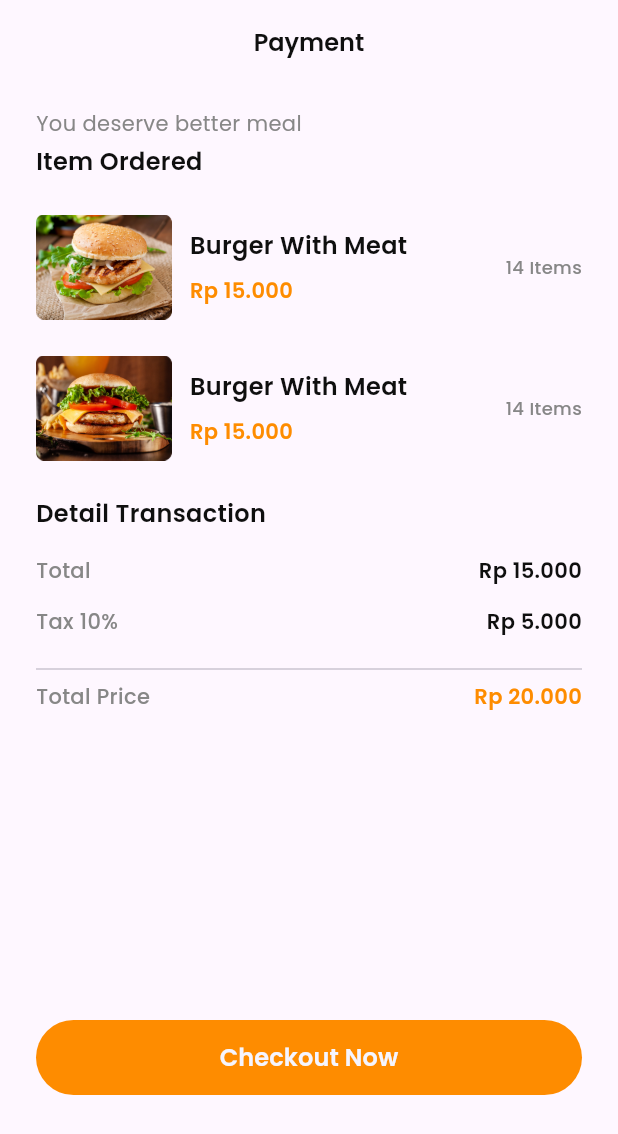
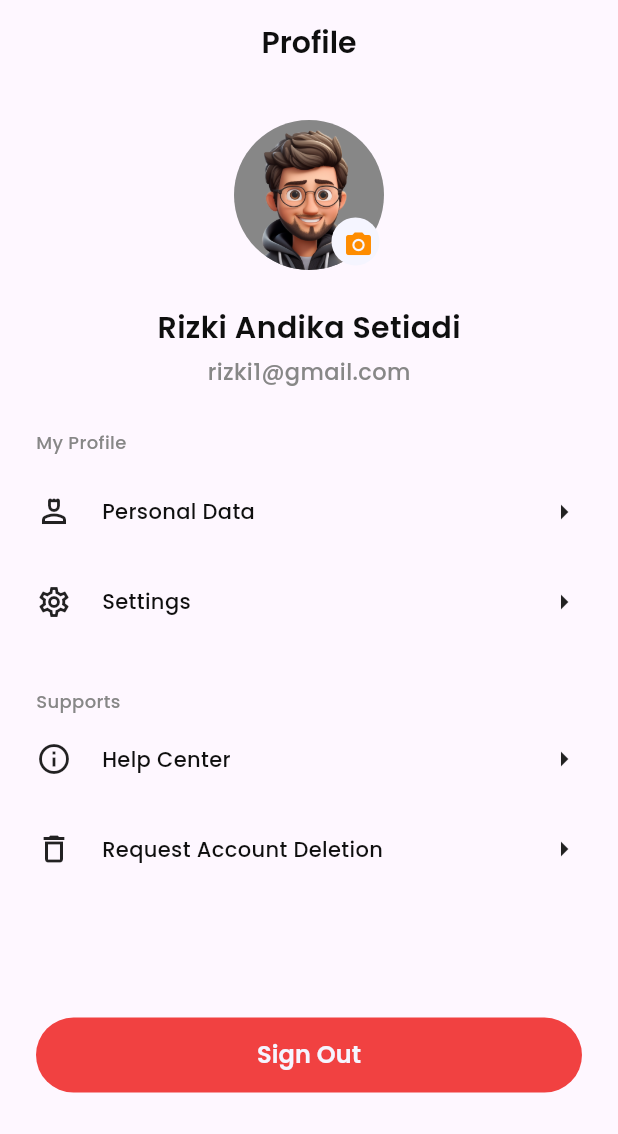
Before and after one commit to 99kairas/rumeat-ball-apps, a Flutter app: the screen it shows after launch, on a phone screen of 412 x 824 dp. Shown: the top 1134 px of the screen. Run offline on Flutter 3.47's test engine with Material 3 defaults, Android fonts, the light colour scheme and no system bars; our stand-ins replace another_flutter_splash_screen, flutter_rating_stars.

Commit message:
feat: add feature slicing profile screen

```diff
--- /dev/null
+++ b/lib/views/screens/profile_screen.dart
@@ -0,0 +1,185 @@
+import 'package:flutter/cupertino.dart';
+import 'package:flutter/material.dart';
+import 'package:flutter/widgets.dart';
+import 'package:rumeat_ball_apps/views/themes/style.dart';
+import 'package:rumeat_ball_apps/views/widgets/buttons.dart';
+
+class ProfileScreen extends StatelessWidget {
+  const ProfileScreen({super.key});
+
+  @override
+  Widget build(BuildContext context) {
+    return Scaffold(
+      appBar: AppBar(
+        centerTitle: true,
+        title: Text(
+          "Profile",
+          style: blackTextStyle.copyWith(
+            fontSize: 20,
+            fontWeight: semiBold,
+          ),
+        ),
+      ),
+      body: ListView(
+        padding: const EdgeInsets.symmetric(horizontal: 24),
+        children: [
+          Column(
+            mainAxisAlignment: MainAxisAlignment.center,
+            children: [
+              Stack(
+                children: [
+                  Container(
+                    margin: const EdgeInsets.symmetric(vertical: 24),
+                    width: 100,
+                    height: 100,
+                    decoration: BoxDecoration(
+                      color: greyColor,
+                      borderRadius: BorderRadius.circular(61),
+                      image: const DecorationImage(
+                        image: AssetImage(
+                          "assets/images/profile1.png",
+                        ),
+                      ),
+                    ),
+                  ),
+                  Positioned(
+                    top: 65,
+                    left: 65,
+                    child: Container(
+                      margin: const EdgeInsets.symmetric(vertical: 24),
+                      width: 32,
+                      height: 32,
+                      decoration: BoxDecoration(
+                        borderRadius: BorderRadius.circular(61),
+                        color: whiteColor,
+                      ),
+                      child: IconButton(
+                        onPressed: () {},
+                        icon: const Icon(Icons.camera_alt),
+                        color: primaryColor,
+                        iconSize: 20,
+                      ),
+                    ),
+                  ),
+                ],
+              ),
+              Text(
+                "Rizki Andika Setiadi",
+                textAlign: TextAlign.justify,
+                style: blackTextStyle.copyWith(
+                  fontSize: 20,
+                  fontWeight: semiBold,
+                ),
+              ),
+              const SizedBox(
+                height: 4,
+              ),
+              Text(
+                textAlign: TextAlign.justify,
+                "rizki1@gmail.com",
+                style: greyTextStyle.copyWith(
+                  fontSize: 15,
+                  fontWeight: regular,
+                ),
+              ),
+            ],
+          ),
+          const SizedBox(
+            height: 28,
+          ),
+          Text(
+            "My Profile",
+            style: greyTextStyle.copyWith(fontSize: 12, fontWeight: regular),
+          ),
+          const SizedBox(
+            height: 8,
+          ),
+          CardProfile(
+            title: "Personal Data",
+            icons: Icons.person_4_outlined,
+            onPressed: () {},
+          ),
+          CardProfile(
+            title: "Settings",
+            icons: Icons.settings_outlined,
+            onPressed: () {},
+          ),
+          const SizedBox(
+            height: 28,
+          ),
+          Text(
+            "Supports",
+            style: greyTextStyle.copyWith(fontSize: 12, fontWeight: regular),
+          ),
+          CardProfile(
+            title: "Help Center",
+            icons: Icons.info_outline,
+            onPressed: () {},
+          ),
+          CardProfile(
+            title: "Request Account Deletion",
+            icons: Icons.delete_outline,
+            onPressed: () {},
+          ),
+          SizedBox(
+            height: MediaQuery.of(context).size.height * 0.1,
+          ),
+          CustomFilledButton(
+            color: redColor,
+            title: "Sign Out",
+            style: redTextStyle.copyWith(
+              fontSize: 16,
+              fontWeight: regular,
+            ),
+            onPressed: () {},
+          ),
+          const SizedBox(
+            height: 20,
+          ),
+        ],
+      ),
+    );
+  }
+}
+
+class CardProfile extends StatelessWidget {
+  final IconData? icons;
+  final String title;
+  final Function() onPressed;
+  const CardProfile({
+    super.key,
+    this.icons,
+    required this.title,
+    required this.onPressed,
+  });
+
+  @override
+  Widget build(BuildContext context) {
+    return InkWell(
+      onTap: onPressed,
+      child: Container(
+        margin: const EdgeInsets.symmetric(vertical: 8),
+        padding: const EdgeInsets.symmetric(vertical: 10),
+        child: Row(
+          children: [
+            Icon(
+              icons,
+            ),
+            const SizedBox(
+              width: 20,
+            ),
+            Text(
+              title,
+              style: blackTextStyle.copyWith(
+                fontSize: 14,
+                fontWeight: regular,
+              ),
+            ),
+            const Spacer(),
+            const Icon(Icons.arrow_right),
+          ],
+        ),
+      ),
+    );
+  }
+}
--- a/lib/views/screens/splash_screen.dart
+++ b/lib/views/screens/splash_screen.dart
@@ -6,6 +6,7 @@
 import 'package:rumeat_ball_apps/views/screens/login_screen.dart';
 import 'package:rumeat_ball_apps/views/screens/otp_screen.dart';
 import 'package:rumeat_ball_apps/views/screens/payment_screen.dart';
+import 'package:rumeat_ball_apps/views/screens/profile_screen.dart';
 import 'package:rumeat_ball_apps/views/screens/register_screen.dart';
 import 'package:rumeat_ball_apps/views/screens/reset_password_screen.dart';
 // import 'package:rumeat_ball_apps/views/screens/onboarding_screen.dart';
@@ -39,7 +40,7 @@
         duration: const Duration(milliseconds: 3500),
         animationDuration: const Duration(milliseconds: 2000),
         onAnimationEnd: () => debugPrint("On Scale End"),
-        nextScreen: PaymentScreen(),
+        nextScreen: ProfileScreen(),
       ),
     );
   }
--- a/lib/views/themes/style.dart
+++ b/lib/views/themes/style.dart
@@ -4,10 +4,12 @@
 Color whiteColor = const Color(0xffF5F5FF);
 Color blackColor = const Color(0xff0F0F0F);
 Color greyColor = const Color(0xff878787);
+Color redColor = const Color(0xffF14141);
 
 TextStyle whiteTextStyle = TextStyle(fontFamily: 'Poppins', color: whiteColor);
 TextStyle blackTextStyle = TextStyle(fontFamily: 'Poppins', color: blackColor);
 TextStyle greyTextStyle = TextStyle(fontFamily: 'Poppins', color: greyColor);
+TextStyle redTextStyle = TextStyle(fontFamily: 'Poppins', color: redColor);
 TextStyle primaryTextStyle =
     TextStyle(fontFamily: 'Poppins', color: primaryColor);
 
--- a/lib/views/widgets/buttons.dart
+++ b/lib/views/widgets/buttons.dart
@@ -6,7 +6,9 @@
   final double? width;
   final double? height;
   final VoidCallback? onPressed;
+  final Color? color;
   final IconData? icon;
+  final TextStyle? style;
 
   const CustomFilledButton({
     super.key,
@@ -15,6 +17,8 @@
     this.height = 50,
     this.onPressed,
     this.icon,
+    this.color,
+    this.style,
   });
 
   @override
@@ -25,7 +29,7 @@
       child: TextButton(
         onPressed: onPressed,
         style: TextButton.styleFrom(
-          backgroundColor: primaryColor,
+          backgroundColor: color != null ? color : primaryColor,
           shape: RoundedRectangleBorder(
             borderRadius: BorderRadius.circular(56),
           ),
@@ -40,10 +44,10 @@
                   ),
                   Text(
                     title,
-                    style: whiteTextStyle.copyWith(
+                    style: style == null ? whiteTextStyle.copyWith(
                       fontSize: 16,
                       fontWeight: semiBold,
-                    ),
+                    ) : style,
                   ),
                 ],
               )
```
Also changed, not shown: assets/images/profile1.png (added), assets/images/profile2.png (added), pubspec.lock.
